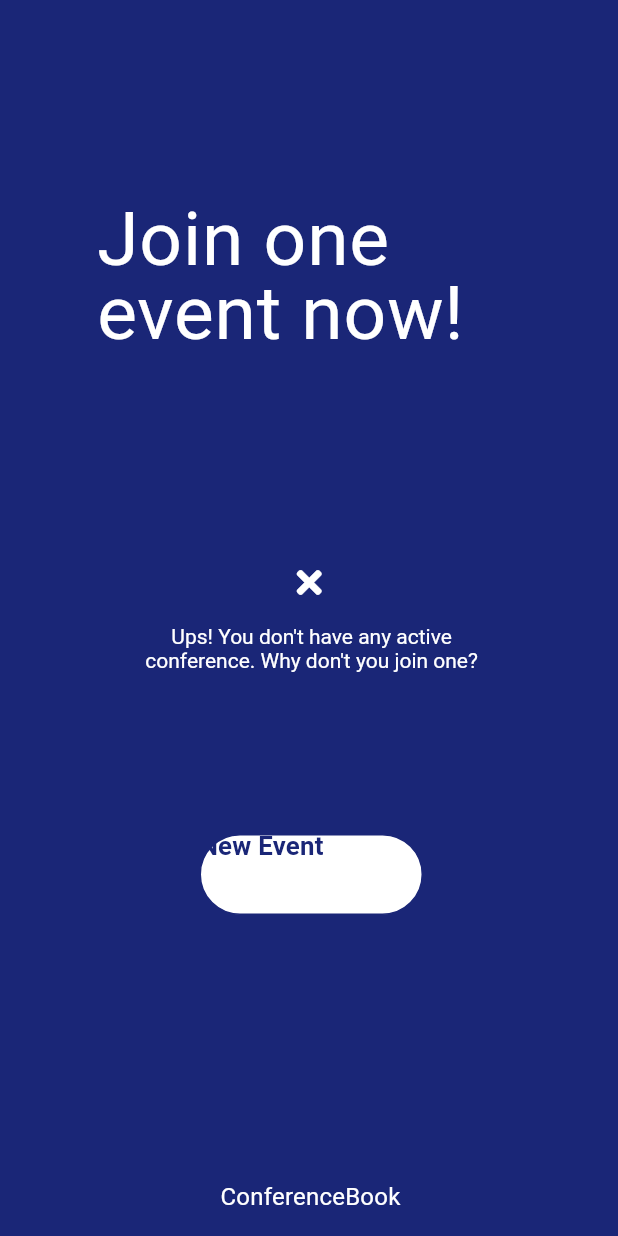
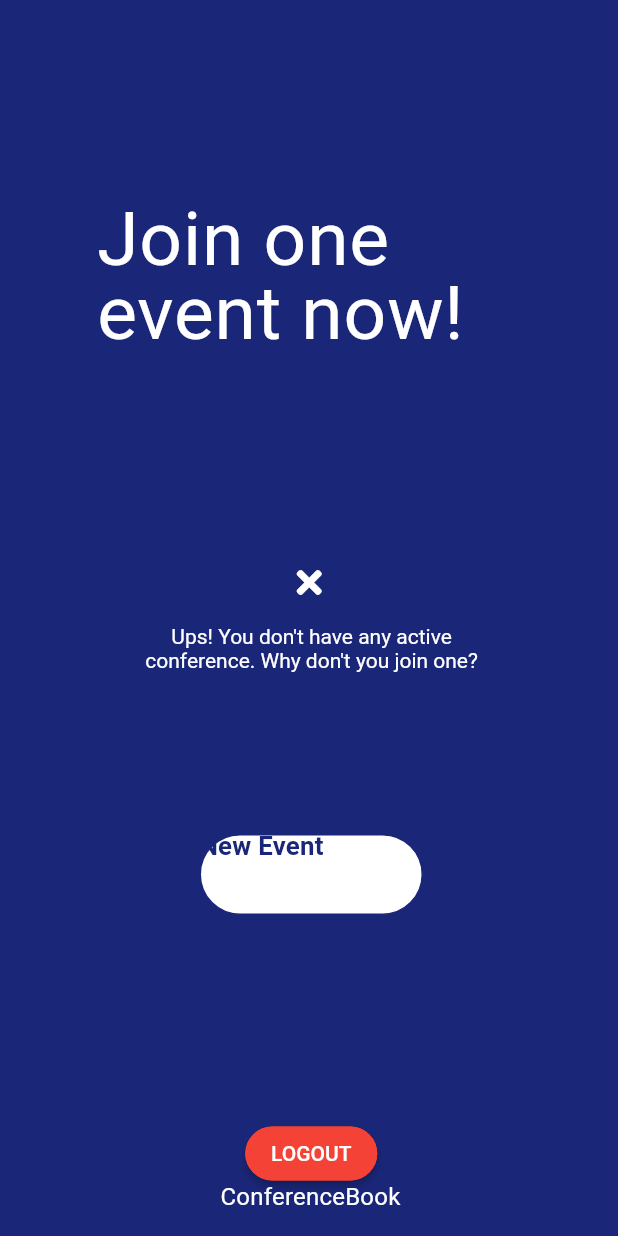
Before and after one commit to FEUP-ESOF-2020-21/open-cx-t3g3-404datanotfound, a Flutter app: the JoinAnEvent screen opened directly with empty values, on a phone screen of 412 x 824 dp. Run offline on Flutter 3.47's test engine with Material 2 defaults, Android fonts, the phone set to English and light mode, and no system bars; our stand-ins replace firebase_auth, firebase_core, firebase_database, firebase_storage, flutter_spinbox, flutter_svg and 5 more; missing offline and left inert: adobe_xd, flutter_search_bar, material_tag_editor; accounts and stored records are empty.

Commit message:
Oops, forgot to add logout when there's no conference

```diff
--- a/conferecebook/lib/JoinAnEvent.dart
+++ b/conferecebook/lib/JoinAnEvent.dart
@@ -88,7 +88,26 @@ class _JoinAnEvent extends State<JoinAnEvent> {
     SizeConfig().init(context);
     if (conferenceNames.isEmpty) {
     return WillPopScope(
-    onWillPop: () async => false, child: Scaffold(
+    onWillPop: () async => false, child: Scaffold(floatingActionButton: Align(
+        alignment: FractionalOffset.bottomCenter,
+        child: Padding(
+          padding: EdgeInsets.only(bottom: 15.0, left: 35.0),
+          child:  RaisedButton(
+            shape: RoundedRectangleBorder(
+                borderRadius: BorderRadius.circular(18.0),
+                side: BorderSide(color: Colors.red)),
+            onPressed: () {
+              widget.auth.signOut();
+              Navigator.of(context).pushReplacement(MaterialPageRoute(
+                  builder: (context) => MyLogin(
+                    auth: widget.auth,
+                  )));
+            },
+            color: Colors.red,
+            textColor: Colors.white,
+            child: Text("Logout".toUpperCase(),
+                style: TextStyle(fontSize: 14)),
+          ),)),
       backgroundColor: const Color(0xff1a2677),
       body: Stack(
         children: <Widget>[
```
